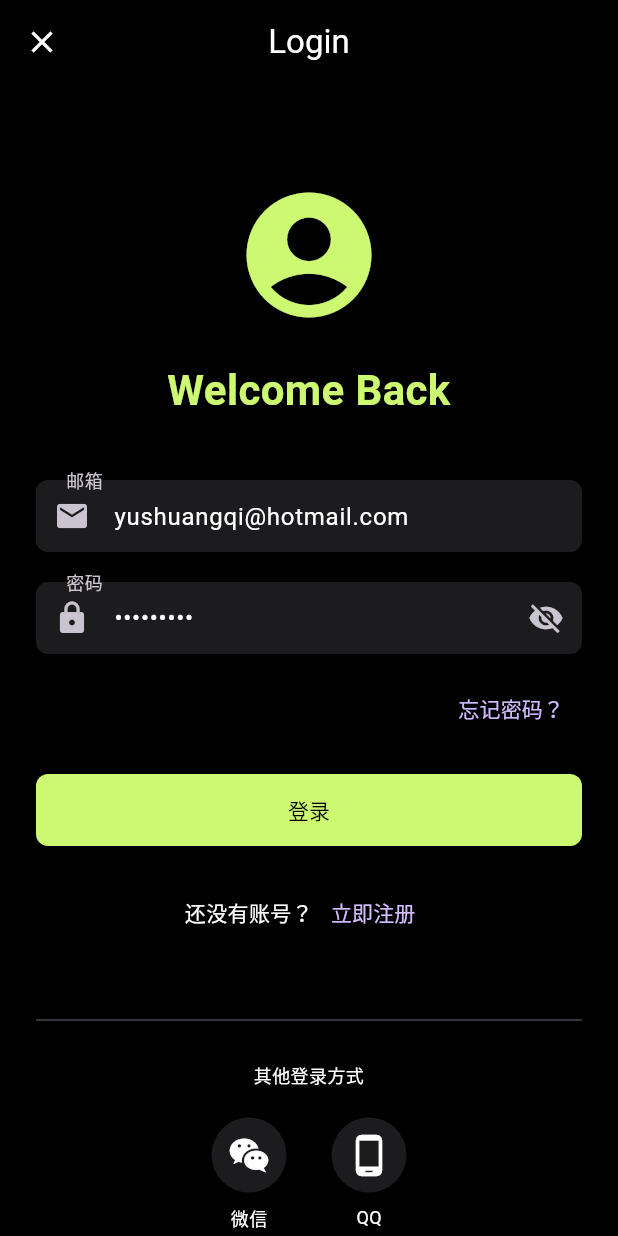
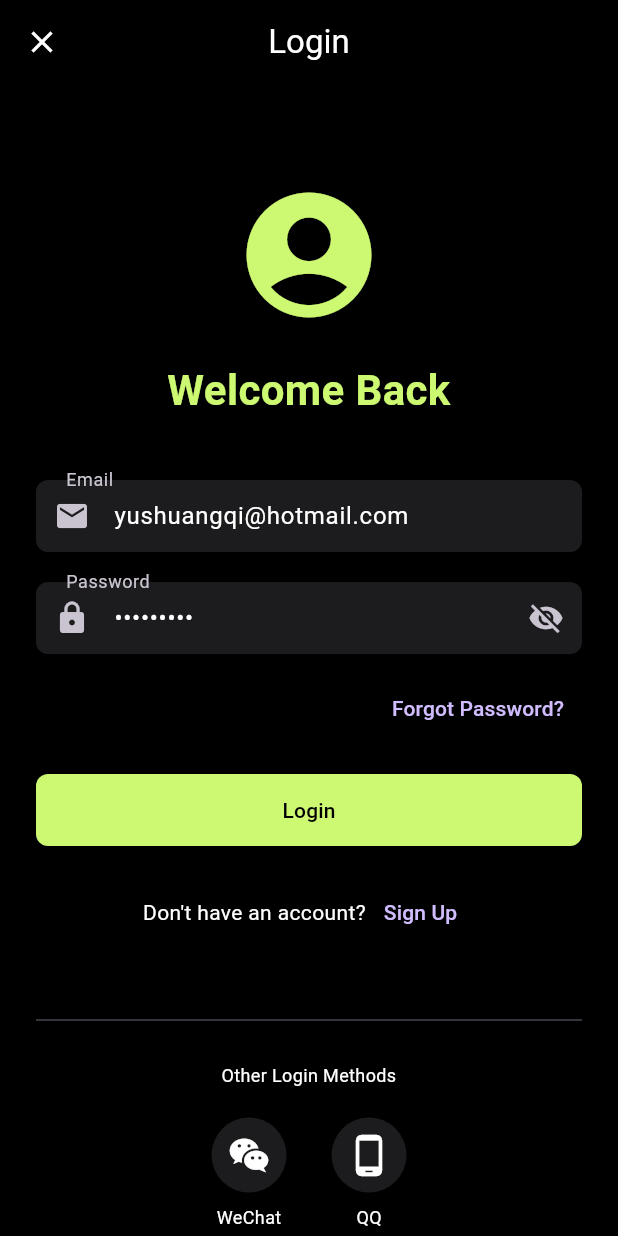
Before and after one commit to toyhank/chatwoot_flutter, a Flutter app: the screen it shows after launch, on a phone screen of 412 x 824 dp. Run offline on Flutter 3.47's test engine with Material 3 defaults, Android fonts, the phone set to English and light mode, and no system bars; our stand-ins replace dio, firebase_core, firebase_messaging, flutter_local_notifications, shared_preferences, talker_flutter; missing offline and left inert: flutter_inappwebview; accounts and stored records are empty.

Commit message:
翻译英文

```diff
--- a/lib/pages/login/login_page.dart
+++ b/lib/pages/login/login_page.dart
@@ -78,17 +78,17 @@
                 controller: _usernameController,
                 keyboardType: TextInputType.emailAddress,
                 decoration: const InputDecoration(
-                  labelText: '邮箱',
-                  hintText: '请输入邮箱地址',
+                  labelText: 'Email',
+                  hintText: 'Enter email address',
                   prefixIcon: Icon(Icons.email),
                 ),
                 validator: (value) {
                   if (value == null || value.isEmpty) {
-                    return '请输入邮箱地址';
+                    return 'Please enter email address';
                   }
                   // 简单的邮箱格式验证
                   if (!value.contains('@') || !value.contains('.')) {
-                    return '请输入有效的邮箱地址';
+                    return 'Please enter a valid email address';
                   }
                   return null;
                 },
@@ -100,7 +100,7 @@
                 controller: _passwordController,
                 obscureText: !_isPasswordVisible,
                 decoration: InputDecoration(
-                  labelText: '密码',
+                  labelText: 'Password',
                   prefixIcon: const Icon(Icons.lock),
                   suffixIcon: IconButton(
                     icon: Icon(
@@ -115,10 +115,10 @@
                 ),
                 validator: (value) {
                   if (value == null || value.isEmpty) {
-                    return '请输入密码';
+                    return 'Please enter password';
                   }
                   if (value.length < 6) {
-                    return '密码长度至少6位';
+                    return 'Password must be at least 6 characters';
                   }
                   return null;
                 },
@@ -132,7 +132,7 @@
                   onPressed: () {
                     // TODO: 跳转到忘记密码页面
                   },
-                  child: const Text('忘记密码？'),
+                  child: const Text('Forgot Password?'),
                 ),
               ),
               const SizedBox(height: 20),
@@ -146,7 +146,7 @@
                         height: 20,
                         child: CircularProgressIndicator(strokeWidth: 2),
                       )
-                    : const Text('登录'),
+                    : const Text('Login'),
               ),
               const SizedBox(height: 20),
 
@@ -154,12 +154,12 @@
               Row(
                 mainAxisAlignment: MainAxisAlignment.center,
                 children: [
-                  const Text('还没有账号？'),
+                  const Text("Don't have an account?"),
                   TextButton(
                     onPressed: () {
                       Navigator.pushNamed(context, '/register');
                     },
-                    child: const Text('立即注册'),
+                    child: const Text('Sign Up'),
                   ),
                 ],
               ),
@@ -169,7 +169,7 @@
               const Divider(),
               const SizedBox(height: 20),
               const Text(
-                '其他登录方式',
+                'Other Login Methods',
                 textAlign: TextAlign.center,
                 style: TextStyle(fontSize: 12),
               ),
@@ -177,7 +177,7 @@
               Row(
                 mainAxisAlignment: MainAxisAlignment.center,
                 children: [
-                  _buildSocialLoginButton(Icons.wechat, '微信'),
+                  _buildSocialLoginButton(Icons.wechat, 'WeChat'),
                   const SizedBox(width: 30),
                   _buildSocialLoginButton(Icons.phone_android, 'QQ'),
                 ],
@@ -242,7 +242,7 @@
             if (mounted) {
               ScaffoldMessenger.of(context).showSnackBar(
                 SnackBar(
-                  content: Text('欢迎回来，${user.username ?? "用户"}！'),
+                  content: Text('Welcome back, ${user.username ?? "User"}!'),
                   backgroundColor: Colors.green,
                 ),
               );
@@ -256,7 +256,7 @@
               SnackBar(
                 content: Text(response.message.isNotEmpty
                     ? response.message
-                    : '登录失败，请检查账号密码'),
+                    : 'Login failed, please check your credentials'),
                 backgroundColor: Colors.red,
               ),
             );
@@ -270,7 +270,7 @@
 
           ScaffoldMessenger.of(context).showSnackBar(
             SnackBar(
-              content: Text('登录失败: $e'),
+              content: Text('Login failed: $e'),
               backgroundColor: Colors.red,
             ),
           );
--- a/lib/pages/register/register_page.dart
+++ b/lib/pages/register/register_page.dart
@@ -48,7 +48,7 @@
   Widget build(BuildContext context) {
     return Scaffold(
       appBar: AppBar(
-        title: const Text('注册'),
+        title: const Text('Register'),
         backgroundColor: Theme.of(context).cardColor,
         elevation: 0,
       ),
@@ -62,7 +62,7 @@
 
               // 标题
               Text(
-                '创建账号',
+                'Create Account',
                 style: TextStyle(
                   fontSize: 28,
                   fontWeight: FontWeight.bold,
@@ -71,7 +71,7 @@
               ),
               const SizedBox(height: 8),
               const Text(
-                '请填写以下信息完成注册',
+                'Please fill in the following information to complete registration',
                 style: TextStyle(fontSize: 14, color: Colors.grey),
               ),
               const SizedBox(height: 40),
@@ -81,16 +81,16 @@
                 controller: _emailController,
                 keyboardType: TextInputType.emailAddress,
                 decoration: const InputDecoration(
-                  labelText: '邮箱',
+                  labelText: 'Email',
                   prefixIcon: Icon(Icons.email),
-                  hintText: '请输入邮箱地址',
+                  hintText: 'Enter email address',
                 ),
                 validator: (value) {
                   if (value == null || value.isEmpty) {
-                    return '请输入邮箱地址';
+                    return 'Please enter email address';
                   }
                   if (!RegExp(r'^[\w-\.]+@([\w-]+\.)+[\w-]{2,4}$').hasMatch(value)) {
-                    return '请输入正确的邮箱格式';
+                    return 'Please enter valid email format';
                   }
                   return null;
                 },
@@ -105,19 +105,19 @@
                       controller: _codeController,
                       keyboardType: TextInputType.number,
                       decoration: const InputDecoration(
-                        labelText: '验证码',
+                        labelText: 'Verification Code',
                         prefixIcon: Icon(Icons.verified_user),
-                        hintText: '请输入6位验证码',
+                        hintText: 'Enter 6-digit code',
                       ),
                       validator: (value) {
                         if (value == null || value.isEmpty) {
-                          return '请输入验证码';
+                          return 'Please enter verification code';
                         }
                         if (value.length != 6) {
-                          return '验证码为6位数字';
+                          return 'Code must be 6 digits';
                         }
                         if (!RegExp(r'^\d{6}$').hasMatch(value)) {
-                          return '验证码只能包含数字';
+                          return 'Code must contain only numbers';
                         }
                         return null;
                       },
@@ -137,7 +137,7 @@
                               height: 20,
                               child: CircularProgressIndicator(strokeWidth: 2),
                             )
-                          : Text(_countdown > 0 ? '$_countdown秒' : '发送验证码'),
+                          : Text(_countdown > 0 ? '${_countdown}s' : 'Send Code'),
                     ),
                   ),
                 ],
@@ -148,9 +148,9 @@
               TextFormField(
                 controller: _nicknameController,
                 decoration: const InputDecoration(
-                  labelText: '昵称（可选）',
+                  labelText: 'Nickname (Optional)',
                   prefixIcon: Icon(Icons.person),
-                  hintText: '不填写则使用邮箱前缀',
+                  hintText: 'Leave empty to use email prefix',
                 ),
               ),
               const SizedBox(height: 20),
@@ -160,14 +160,14 @@
                 controller: _phoneController,
                 keyboardType: TextInputType.phone,
                 decoration: const InputDecoration(
-                  labelText: '手机号（可选）',
+                  labelText: 'Phone (Optional)',
                   prefixIcon: Icon(Icons.phone),
-                  hintText: '请输入手机号',
+                  hintText: 'Enter phone number',
                 ),
                 validator: (value) {
                   if (value != null && value.isNotEmpty) {
                     if (!RegExp(r'^1[3-9]\d{9}$').hasMatch(value)) {
-                      return '请输入正确的手机号';
+                      return 'Please enter valid phone number';
                     }
                   }
                   return null;
@@ -180,9 +180,9 @@
                 controller: _passwordController,
                 obscureText: !_isPasswordVisible,
                 decoration: InputDecoration(
-                  labelText: '密码',
+                  labelText: 'Password',
                   prefixIcon: const Icon(Icons.lock),
-                  hintText: '请输入密码（6-20位）',
+                  hintText: 'Enter password (6-20 characters)',
                   suffixIcon: IconButton(
                     icon: Icon(
                       _isPasswordVisible ? Icons.visibility : Icons.visibility_off,
@@ -196,10 +196,10 @@
                 ),
                 validator: (value) {
                   if (value == null || value.isEmpty) {
-                    return '请输入密码';
+                    return 'Please enter password';
                   }
                   if (value.length < 6 || value.length > 20) {
-                    return '密码长度必须在6-20位之间';
+                    return 'Password must be 6-20 characters';
                   }
                   return null;
                 },
@@ -211,9 +211,9 @@
                 controller: _confirmPasswordController,
                 obscureText: !_isConfirmPasswordVisible,
                 decoration: InputDecoration(
-                  labelText: '确认密码',
+                  labelText: 'Confirm Password',
                   prefixIcon: const Icon(Icons.lock_outline),
-                  hintText: '请再次输入密码',
+                  hintText: 'Enter password again',
                   suffixIcon: IconButton(
                     icon: Icon(
                       _isConfirmPasswordVisible ? Icons.visibility : Icons.visibility_off,
@@ -227,10 +227,10 @@
                 ),
                 validator: (value) {
                   if (value == null || value.isEmpty) {
-                    return '请再次输入密码';
+                    return 'Please enter password again';
                   }
                   if (value != _passwordController.text) {
-                    return '两次密码不一致';
+                    return 'Passwords do not match';
                   }
                   return null;
                 },
@@ -251,25 +251,25 @@
                   Expanded(
                     child: Wrap(
                       children: [
-                        const Text('我已阅读并同意 '),
+                        const Text('I have read and agree to '),
                         GestureDetector(
-                          onTap: () {
+                          onTap() {
                             // TODO: 显示用户协议
                           },
                           child: Text(
-                            '《用户协议》',
+                            'Terms of Service',
                             style: TextStyle(
                               color: Theme.of(context).primaryColor,
                             ),
                           ),
                         ),
-                        const Text(' 和 '),
+                        const Text(' and '),
                         GestureDetector(
                           onTap: () {
                             // TODO: 显示隐私政策
                           },
                           child: Text(
-                            '《隐私政策》',
+                            'Privacy Policy',
                             style: TextStyle(
                               color: Theme.of(context).primaryColor,
                             ),
@@ -293,7 +293,7 @@
                           height: 20,
                           child: CircularProgressIndicator(strokeWidth: 2),
                         )
-                      : const Text('注册', style: TextStyle(fontSize: 16)),
+                      : const Text('Register', style: TextStyle(fontSize: 16)),
                 ),
               ),
               const SizedBox(height: 20),
@@ -302,12 +302,12 @@
               Row(
                 mainAxisAlignment: MainAxisAlignment.center,
                 children: [
-                  const Text('已有账号？'),
+                  const Text('Already have an account?'),
                   TextButton(
                     onPressed: () {
                       Navigator.pop(context);
                     },
-                    child: const Text('立即登录'),
+                    child: const Text('Login'),
                   ),
                 ],
               ),
@@ -323,14 +323,14 @@
     // 先验证邮箱格式
     if (_emailController.text.isEmpty) {
       ScaffoldMessenger.of(context).showSnackBar(
-        const SnackBar(content: Text('请先输入邮箱地址')),
+        const SnackBar(content: Text('Please enter email address first')),
       );
       return;
     }
 
     if (!RegExp(r'^[\w-\.]+@([\w-]+\.)+[\w-]{2,4}$').hasMatch(_emailController.text)) {
       ScaffoldMessenger.of(context).showSnackBar(
-        const SnackBar(content: Text('请输入正确的邮箱格式')),
+        const SnackBar(content: Text('Please enter valid email format')),
       );
       return;
     }
@@ -351,7 +351,7 @@
         if (response.isSuccess) {
           ScaffoldMessenger.of(context).showSnackBar(
             const SnackBar(
-              content: Text('验证码已发送到您的邮箱，请注意查收'),
+              content: Text('Verification code sent to your email, please check'),
               backgroundColor: Colors.green,
             ),
           );
@@ -363,7 +363,7 @@
             SnackBar(
               content: Text(response.message.isNotEmpty
                   ? response.message
-                  : '发送验证码失败'),
+                  : 'Failed to send verification code'),
               backgroundColor: Colors.red,
             ),
           );
@@ -377,7 +377,7 @@
 
         ScaffoldMessenger.of(context).showSnackBar(
           SnackBar(
-            content: Text('发送验证码失败: $e'),
+            content: Text('Failed to send verification code: $e'),
             backgroundColor: Colors.red,
           ),
         );
@@ -412,7 +412,7 @@
     if (_formKey.currentState!.validate()) {
       if (!_agreedToTerms) {
         ScaffoldMessenger.of(context).showSnackBar(
-          const SnackBar(content: Text('请先同意用户协议和隐私政策')),
+          const SnackBar(content: Text('Please agree to Terms of Service and Privacy Policy first')),
         );
         return;
       }
@@ -443,7 +443,7 @@
           if (response.isSuccess) {
             ScaffoldMessenger.of(context).showSnackBar(
               const SnackBar(
-                content: Text('注册成功，请登录'),
+                content: Text('Registration successful, please login'),
                 backgroundColor: Colors.green,
               ),
             );
@@ -459,7 +459,7 @@
               SnackBar(
                 content: Text(response.message.isNotEmpty
                     ? response.message
-                    : '注册失败，请检查输入信息'),
+                    : 'Registration failed, please check input'),
                 backgroundColor: Colors.red,
               ),
             );
@@ -473,7 +473,7 @@
 
           ScaffoldMessenger.of(context).showSnackBar(
             SnackBar(
-              content: Text('注册失败: $e'),
+              content: Text('Registration failed: $e'),
               backgroundColor: Colors.red,
             ),
           );
--- a/lib/services/push_notification_service.dart
+++ b/lib/services/push_notification_service.dart
@@ -179,8 +179,8 @@
     // 创建 Android 通知渠道
     const channel = AndroidNotificationChannel(
       'chatwoot_messages',
-      '客服消息',
-      description: '接收客服回复',
+      'Customer Service',
+      description: 'Customer service messages',
       importance: Importance.high,
     );
 
@@ -209,8 +209,8 @@
   static Future<void> _showNotification(RemoteMessage message) async {
     const androidDetails = AndroidNotificationDetails(
       'chatwoot_messages',
-      '客服消息',
-      channelDescription: '接收客服回复',
+      'Customer Service',
+      channelDescription: 'Customer service messages',
       importance: Importance.high,
       priority: Priority.high,
     );
@@ -228,7 +228,7 @@
 
     await _localNotifications.show(
       message.hashCode,
-      message.notification?.title ?? '新消息',
+      message.notification?.title ?? 'New Message',
       message.notification?.body ?? '',
       details,
       payload: json.encode(message.data),
```
Also changed, not shown: lib/pages/debug/push_test_page.dart (added, +236 -0 lines), lib/pages/trade/trade_page.dart (+9 -9 lines), lib/pages/user/user_page.dart (+20 -20 lines), lib/pages/withdraw/withdraw_page.dart (+24 -24 lines), 5 other files.
